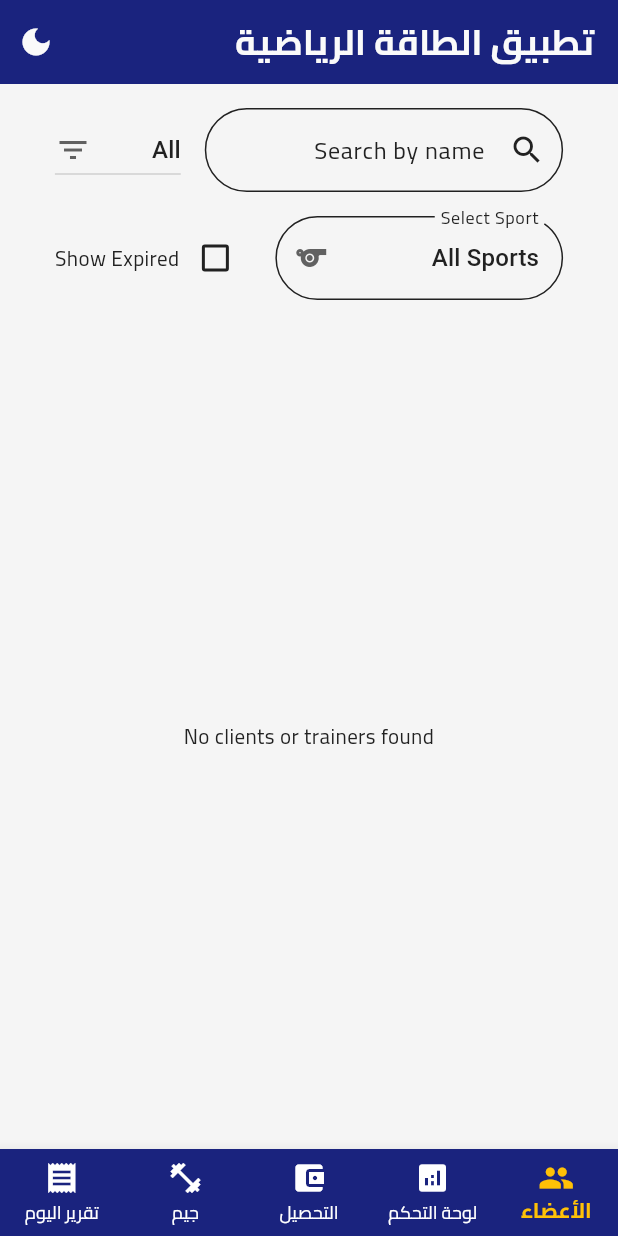
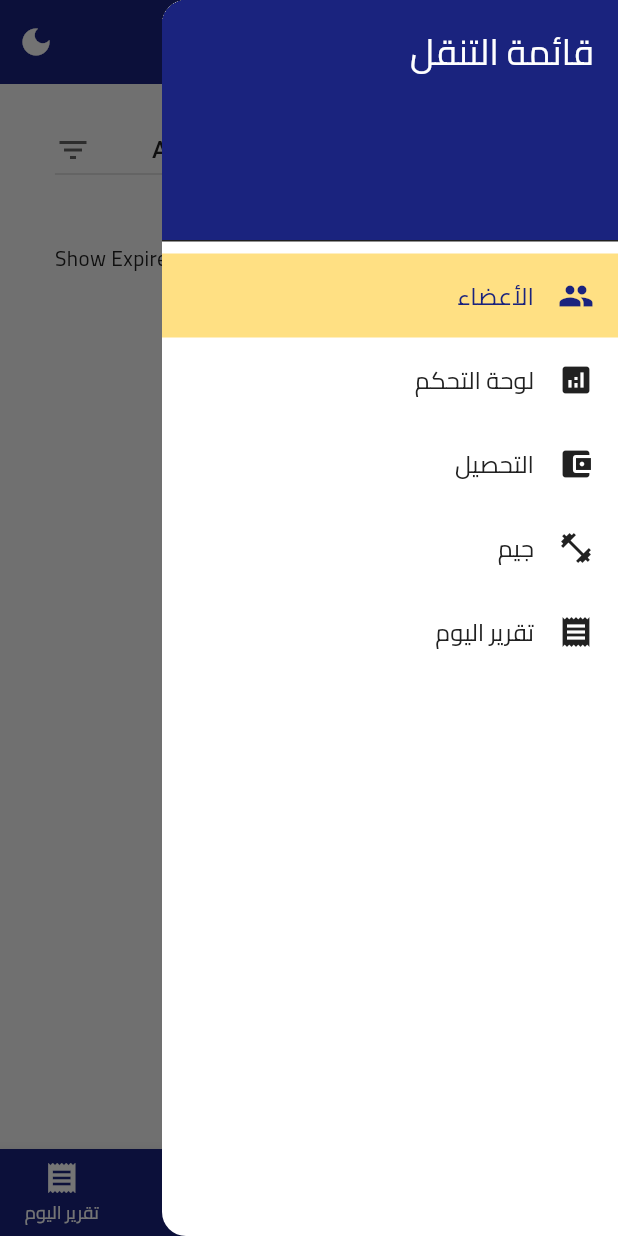
Before and after one commit to Rayen-nasser/gym_manager, a Flutter app: the HomeScreen screen opened directly with empty values, with the side drawer open (before the commit the screen has no drawer), on a phone screen of 412 x 824 dp. Run offline on Flutter 3.47's test engine with Material 3 defaults, Android fonts, the phone set to English and light mode, and no system bars; our stand-ins replace cloud_firestore, firebase_auth, firebase_core, google_fonts, shared_preferences; accounts and stored records are empty.

Commit message:
implement side bar

```diff
--- a/lib/screens/dashboard/home_screen.dart
+++ b/lib/screens/home_screen.dart
@@ -1,17 +1,18 @@
 import 'package:flutter/material.dart';
 import 'package:gym_energy/screens/client/add_edit_client_screen.dart';
 import 'package:gym_energy/screens/client/list_clients_screen.dart';
-import '../../localization.dart';
+import '../widgets/side_bar.dart';
+import '../localization.dart';
 
 class HomeScreen extends StatefulWidget {
   final Function() onThemeChanged;
   final bool isDarkMode;
 
   const HomeScreen({
-    super.key,
+    Key? key,
     required this.onThemeChanged,
     required this.isDarkMode,
-  });
+  }) : super(key: key);
 
   @override
   _HomeScreenState createState() => _HomeScreenState();
@@ -26,6 +27,14 @@ class _HomeScreenState extends State<HomeScreen> {
     _buildCenteredText("شاشة التحصيل"),
     _buildCenteredText("شاشة صالة الألعاب الرياضية"),
     _buildCenteredText("تقرير اليوم"),
+  ];
+
+  final List<String> _titles = [
+    'الأعضاء',
+    'لوحة التحكم',
+    'التحصيل',
+    'جيم',
+    'تقرير اليوم',
   ];
 
   static Widget _buildCenteredText(String text) {
@@ -56,7 +65,7 @@ class _HomeScreenState extends State<HomeScreen> {
     return Scaffold(
       appBar: AppBar(
         title: Text(
-          Localization.appName,
+          _titles[_selectedIndex],
           style: theme.appBarTheme.titleTextStyle,
         ),
         actions: [
@@ -72,12 +81,17 @@ class _HomeScreenState extends State<HomeScreen> {
       ),
       body: LayoutBuilder(
         builder: (context, constraints) {
-          double paddingFactor = isTablet ? 0.1 : 0.05; // Adjusted padding
+          double paddingFactor = isTablet ? 0.1 : 0.05;
           return Padding(
             padding: EdgeInsets.symmetric(horizontal: constraints.maxWidth * paddingFactor),
             child: _screens[_selectedIndex],
           );
         },
+      ),
+      drawer: Sidebar(
+        onItemTapped: _onItemTapped,
+        selectedIndex: _selectedIndex,
+        title: 'قائمة التنقل', // Title for the sidebar
       ),
       bottomNavigationBar: BottomNavigationBar(
         type: BottomNavigationBarType.fixed,
--- /dev/null
+++ b/lib/widgets/side_bar.dart
@@ -0,0 +1,58 @@
+import 'package:flutter/material.dart';
+
+class Sidebar extends StatelessWidget {
+  final Function(int) onItemTapped;
+  final int selectedIndex;
+  final String title;
+
+  const Sidebar({
+    Key? key,
+    required this.onItemTapped,
+    required this.selectedIndex,
+    required this.title,
+  }) : super(key: key);
+
+  @override
+  Widget build(BuildContext context) {
+    final theme = Theme.of(context);
+
+    return Drawer(
+      child: ListView(
+        padding: EdgeInsets.zero,
+        children: [
+          DrawerHeader(
+            decoration: BoxDecoration(
+              color: theme.primaryColor,
+            ),
+            child: Text(
+              title, // Title for the drawer
+              style: TextStyle(
+                color: Colors.white,
+                fontSize: 24,
+                fontFamily: 'Cairo',
+              ),
+            ),
+          ),
+          _buildListTile(context, Icons.people, 'الأعضاء', 0),
+          _buildListTile(context, Icons.analytics, 'لوحة التحكم', 1),
+          _buildListTile(context, Icons.account_balance_wallet, 'التحصيل', 2),
+          _buildListTile(context, Icons.fitness_center, 'جيم', 3),
+          _buildListTile(context, Icons.receipt, 'تقرير اليوم', 4),
+        ],
+      ),
+    );
+  }
+
+  ListTile _buildListTile(BuildContext context, IconData icon, String title, int index) {
+    return ListTile(
+      leading: Icon(icon),
+      title: Text(title, style: const TextStyle(fontFamily: 'Cairo')),
+      onTap: () {
+        onItemTapped(index); // Call the function passed from HomeScreen
+        Navigator.pop(context); // Close the drawer
+      },
+      selected: selectedIndex == index, // Highlight the selected item
+      selectedTileColor: Theme.of(context).colorScheme.secondary.withOpacity(0.5),
+    );
+  }
+}
```
